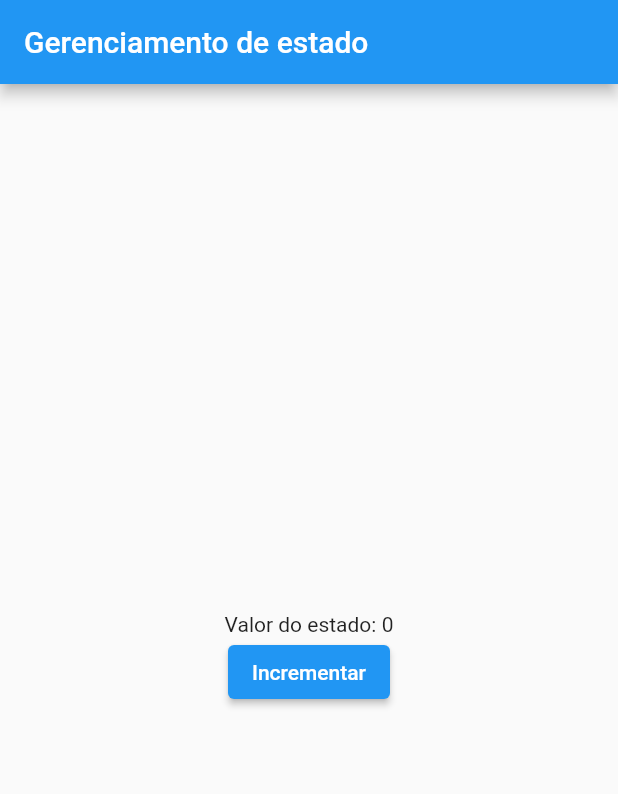
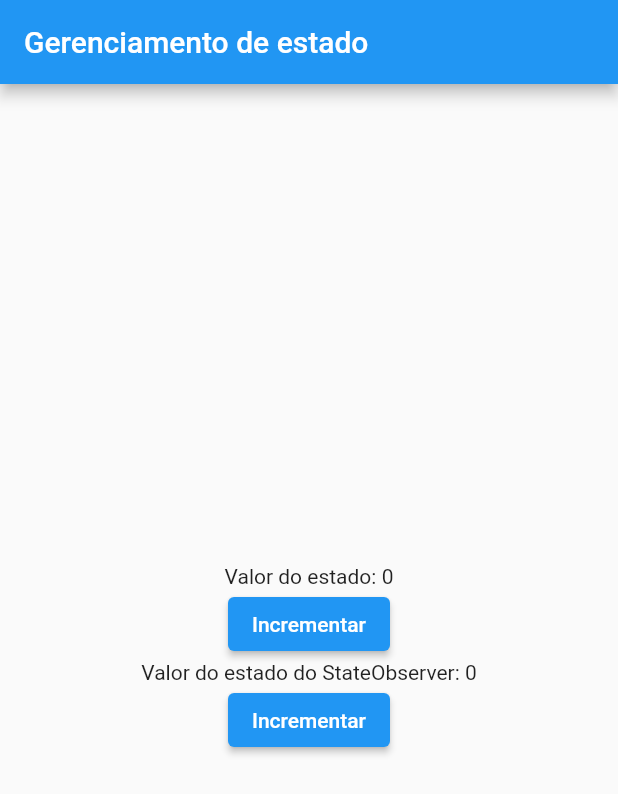
Before and after one commit to Vinicius-b-oliveira/curso-mvvm, a Flutter app: the screen it shows after launch, on a phone screen of 412 x 824 dp. Shown: the top 794 px of the screen. Run offline on Flutter 3.47's test engine with Material 3 defaults, Android fonts, the phone set to English and light mode, and no system bars.

```diff
--- /dev/null
+++ b/lib/contracts/oberservable_state.dart
@@ -0,0 +1,4 @@
+abstract class OberservableState<T> {
+  final T state;
+  OberservableState(this.state);
+}
--- /dev/null
+++ b/lib/controllers/state_observable.dart
@@ -0,0 +1,18 @@
+import 'package:mvvm/contracts/oberservable_state.dart';
+import 'package:mvvm/controllers/change_state.dart';
+
+class StateObservable<T> extends ChangeState implements OberservableState {
+  T _state;
+
+  @override
+  T get state => _state;
+
+  set state(T newState) {
+    if (newState == _state) return;
+
+    _state = newState;
+    notifyCallback();
+  }
+
+  StateObservable(this._state);
+}
--- a/lib/main.dart
+++ b/lib/main.dart
@@ -1,5 +1,6 @@
 import 'package:flutter/material.dart';
 import 'package:mvvm/classes/counter_state.dart';
+import 'package:mvvm/controllers/state_observable.dart';
 
 void main() => runApp(const MyApp());
 
@@ -25,9 +26,11 @@ class MyHomePage extends StatefulWidget {
 
 class _MyHomePageState extends State<MyHomePage> {
   final counterState = CounterState();
+  final observableCounter = StateObservable(0);
   @override
   void initState() {
     counterState.addListener(callback);
+    observableCounter.addListener(callback);
     super.initState();
   }
 
@@ -50,6 +53,15 @@ class _MyHomePageState extends State<MyHomePage> {
               },
               child: Text("Incrementar"),
             ),
+            Text(
+              "Valor do estado do StateObserver: ${observableCounter.state}",
+            ),
+            ElevatedButton(
+              onPressed: () {
+                observableCounter.state++;
+              },
+              child: Text("Incrementar"),
+            ),
           ],
         ),
       ),
@@ -59,6 +71,7 @@ class _MyHomePageState extends State<MyHomePage> {
   @override
   void dispose() {
     counterState.removeListener(callback);
+    observableCounter.removeListener(callback);
     super.dispose();
   }
 }
```
